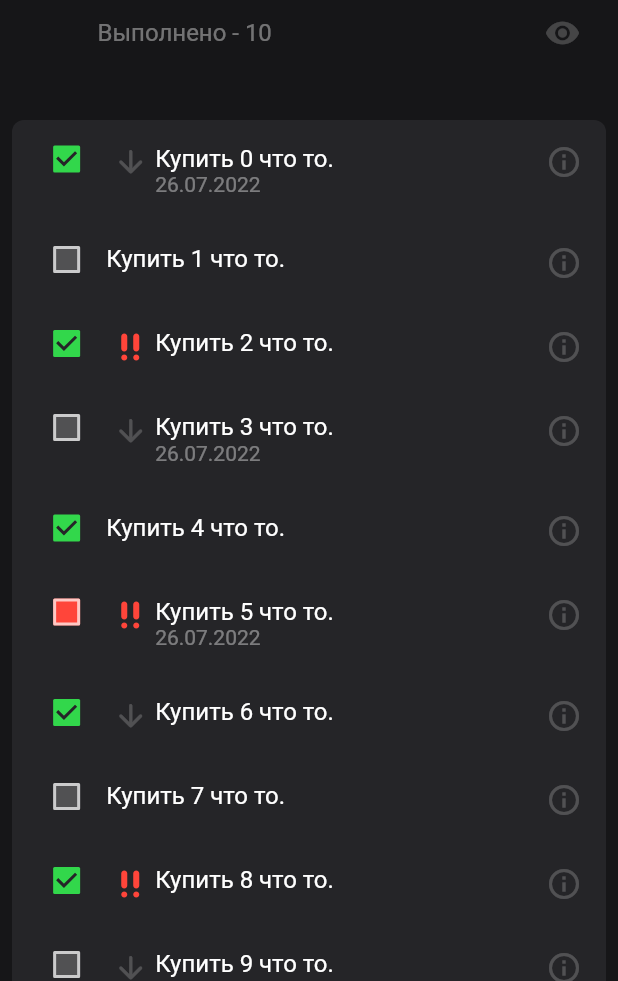
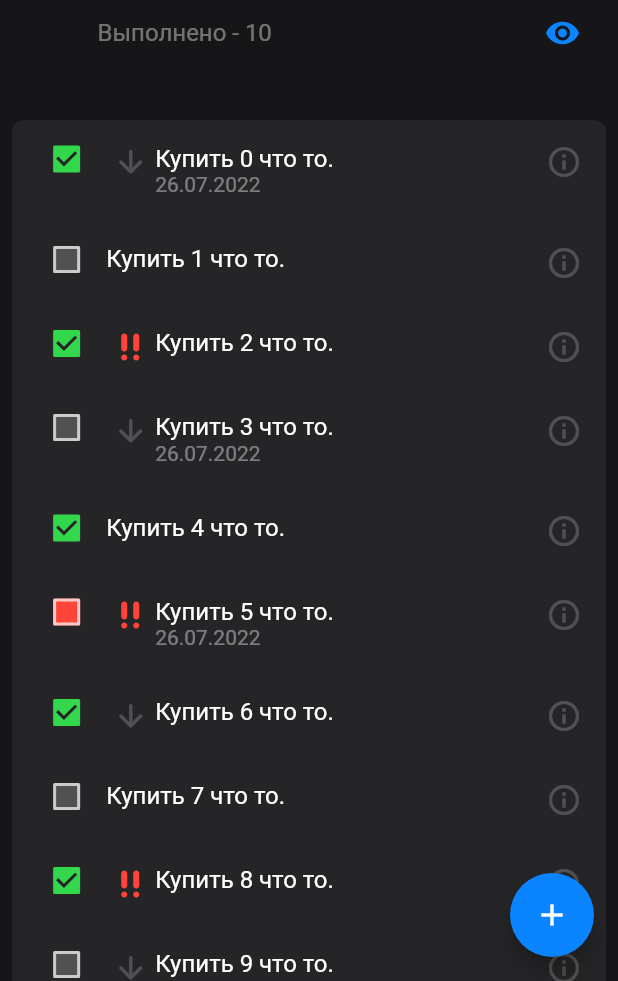
Before and after one commit to Orillio/todo_list, a Flutter app: the screen it shows after launch, on a phone screen of 412 x 824 dp, the part 255-1236 px from its top. Run offline on Flutter 3.47's test engine with Material 2 defaults, Android fonts, the phone set to English and light mode, and no system bars.

Commit message:
add model updating and deleting

```diff
--- a/lib/components/todo_list_header.dart
+++ b/lib/components/todo_list_header.dart
@@ -5,6 +5,7 @@ import 'package:flutter/rendering.dart';
 import 'package:provider/provider.dart';
 import 'package:todo_list/business/i_todo_provider.dart';
 import 'package:todo_list/components/shared/medium_label.dart';
+import 'package:todo_list/themes/dark_theme.dart';
 
 class TodoListHeader extends SliverPersistentHeaderDelegate {
   final double maximumExtent;
@@ -71,7 +72,7 @@ class TodoListHeader extends SliverPersistentHeaderDelegate {
                       ),
                       Transform.translate(
                         offset: Offset(0, visibilityIconOffset),
-                        child: const Icon(Icons.visibility),
+                        child: const Icon(Icons.visibility, color: ConstColors.colorBlue,),
                       ),
                     ]
                   ),
--- a/lib/main.dart
+++ b/lib/main.dart
@@ -20,14 +20,20 @@ class MyApp extends StatelessWidget {
     return MultiProvider(
       providers: [
         ChangeNotifierProvider<ITodoProvider>(create: (_) => FakeTodoProvider()),
-        Provider(create: (_) => NavigationController()),
+        ListenableProvider(create: (_) => NavigationController()),
       ],
-      child: MaterialApp(
-        debugShowCheckedModeBanner: false,
-        title: 'TodoList',
-        themeMode: ThemeMode.dark,
-        darkTheme: darkTheme,
-        home: const TodoScreen(),
+      child: Builder(
+        builder: (context) {
+          var navProvider = context.read<NavigationController>();
+          return MaterialApp(
+            navigatorKey: navProvider.key,
+            debugShowCheckedModeBanner: false,
+            title: 'TodoList',
+            themeMode: ThemeMode.dark,
+            darkTheme: darkTheme,
+            home: const TodoScreen(),
+          );
+        },
       ),
     );
   }
--- a/lib/models/todo_model.dart
+++ b/lib/models/todo_model.dart
@@ -19,4 +19,53 @@ class TodoModel {
     this.deadline,
     this.color,
   });
+  TodoModel changeFields({
+    String? id,
+    String? text,
+    String? color,
+    String? importance,
+    bool? done,
+    DateTime? deadline,
+    DateTime? changedAt,
+    DateTime? createdAt,
+  }) {
+    this.id = id ?? this.id;
+    this.text = text ?? this.text;
+    this.color = color ?? this.color;
+    this.importance = importance ?? this.importance;
+    this.done = done ?? this.done;
+    this.deadline = deadline ?? this.deadline;
+    this.changedAt = changedAt ?? this.changedAt;
+    this.createdAt = createdAt ?? this.createdAt;
+    return this;
+  }
+
+  // copywith
+  TodoModel copyWith({
+    String? id,
+    String? text,
+    String? color,
+    bool? done,
+    String? importance,
+    DateTime? deadline,
+    DateTime? changedAt,
+    DateTime? createdAt,
+  }) {
+    return TodoModel(
+      id: id ?? this.id,
+      text: text ?? this.text,
+      color: color ?? this.color,
+      done: done ?? this.done,
+      importance: importance ?? this.importance,
+      deadline: deadline ?? this.deadline,
+      changedAt: changedAt ?? this.changedAt,
+      createdAt: createdAt ?? this.createdAt,
+    );
+  }
+
+
+
+
+
+
 }
--- a/lib/screens/todo_screen.dart
+++ b/lib/screens/todo_screen.dart
@@ -1,5 +1,8 @@
 import 'package:flutter/material.dart';
+import 'package:provider/provider.dart';
+import 'package:todo_list/business/i_todo_provider.dart';
 import 'package:todo_list/components/todo_list.dart';
+import 'package:todo_list/navigation/navigation_controller.dart';
 
 import '../components/todo_list_header.dart';
 
@@ -13,7 +16,15 @@ class TodoScreen extends StatefulWidget {
 class _TodoScreenState extends State<TodoScreen> {
   @override
   Widget build(BuildContext context) {
+    var model = context.read<NavigationController>();
     return Scaffold(
+      floatingActionButton: FloatingActionButton(
+        child: const Icon(Icons.add, color: Colors.white,),
+        onPressed: () {
+          model.navigateToNewTodoScreen();
+        },
+      ),
+
       body: RefreshIndicator(
         onRefresh: () async {  },
         child: CustomScrollView(
--- a/lib/themes/dark_theme.dart
+++ b/lib/themes/dark_theme.dart
@@ -8,6 +8,11 @@ ThemeData darkTheme = ThemeData(
   primaryColorDark: ConstColors.backPrimary,
   appBarTheme: const AppBarTheme(backgroundColor: ConstColors.backSecondary),
   iconTheme: const IconThemeData(color: ConstColors.supportSeparator),
+  floatingActionButtonTheme: const FloatingActionButtonThemeData(
+    backgroundColor: ConstColors.colorBlue,
+  ),
+
+
   textTheme: const TextTheme(
     titleLarge: TextStyle(fontSize: 32, fontWeight: FontWeight.w500),
     labelSmall: TextStyle(
```
Also changed, not shown: lib/business/fake_todo_provider.dart (+5 -2 lines), lib/components/shared/action_button.dart (added, +27 -0 lines), lib/components/shared/todo_list_item.dart (+27 -3 lines), lib/navigation/navigation_controller.dart (+26 -1 lines), lib/screens/update_todo_screen.dart (added, +40 -0 lines).
